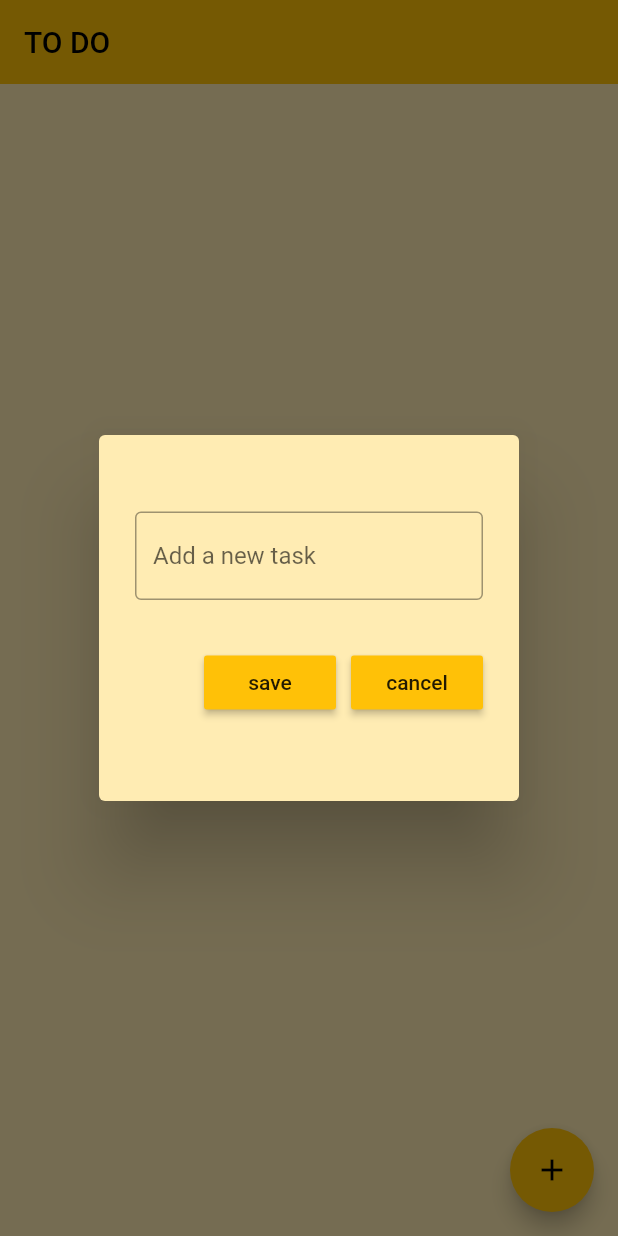
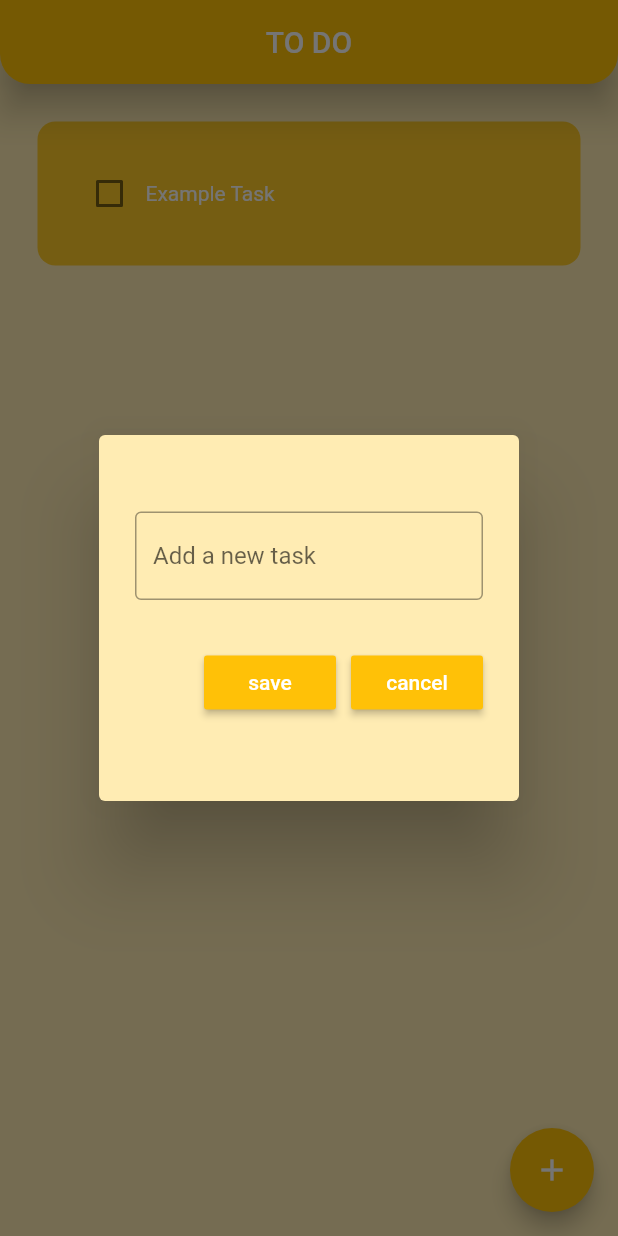
Before and after one commit to sa-rss21/CS3301_planner_app, a Flutter app: the screen it shows after launch, after a tap on the "add" icon, on a phone screen of 412 x 824 dp. Run offline on Flutter 3.47's test engine with Material 2 defaults, Android fonts, the phone set to English and light mode, and no system bars; drawn by our look-alikes of flutter_slidable; our stand-ins replace hive, hive_flutter; accounts and stored records are empty.

Commit message:
Added to do list menu You can: - delete tasks - save them to database

```diff
--- /dev/null
+++ b/lib/data/database.dart
@@ -0,0 +1,26 @@
+import 'package:hive/hive.dart';
+
+class ToDoDatabase
+{
+  List todoList = [];
+  //reference box
+  final _mybox = Hive.box('mybox');
+
+  //run method if first time opening app
+  void createInitialData()
+  {
+    todoList = [
+      ["Example Task", false]
+    ];
+  }
+  //load the data from database
+  void loadData()
+  {
+    todoList = _mybox.get("TODOLIST");
+  }
+  //update database
+  void updateDatabase()
+  {
+    _mybox.put("TODOLIST", todoList);
+  }
+}
--- a/lib/main.dart
+++ b/lib/main.dart
@@ -1,7 +1,12 @@
 import 'package:flutter/material.dart';
 import 'pages/home.dart';
+import 'package:hive_flutter/hive_flutter.dart';
+void main()  async {
+  //initialize the hive memory saving
+  Hive.initFlutter();
 
-void main() {
+  //open a box
+  var box = await Hive.openBox('mybox');
   runApp(MyApp());
 }
 
--- a/lib/pages/home.dart
+++ b/lib/pages/home.dart
@@ -1,6 +1,8 @@
 import 'package:flutter/material.dart';
 import '../util/todo_tile.dart';
 import '../util/new_task_dialog.dart';
+import '../data/database.dart';
+import 'package:hive_flutter/hive_flutter.dart';
 class HomePage extends StatefulWidget{
   const HomePage({super.key});
 
@@ -9,22 +11,40 @@ class HomePage extends StatefulWidget{
 }
 
 class _HomePageState extends State<HomePage> {
+  final _mybox = Hive.box('mybox');
+  ToDoDatabase db = ToDoDatabase();
+
+  @override
+  void initState() {
+    // if first time opening app, create default data
+    if(_mybox.get("TODOLIST") == null)
+    {
+      db.createInitialData();
+    }
+    else
+    {
+      db.loadData();
+    }
+    super.initState();
+  }
   //text controller
   final _controller = TextEditingController();
   //list of todo tasks
-  List todoList = [];
 
   void checkBoxChanged(bool? value, int index){
     setState(() {
-      todoList[index][1] = !todoList[index][1];
+      db.todoList[index][1] = !db.todoList[index][1];
     });
+    db.updateDatabase();
   }
   void saveNewTask()
   {
     setState(() {
-      todoList.add([_controller.text, false]);
-      Navigator.of(context).pop();
+      db.todoList.add([_controller.text, false]);
+      _controller.clear();
     });
+    Navigator.of(context).pop();
+    db.updateDatabase();
   }
   void createNewTask()
   {
@@ -37,25 +57,53 @@ class _HomePageState extends State<HomePage> {
       );
     });
   }
+  void deleteTask(int index)
+  {
+    setState(() {
+      db.todoList.removeAt(index);
+    });
+    db.updateDatabase();
+  }
   @override
   Widget build(BuildContext context){
     return Scaffold(
       backgroundColor: Colors.amber[100],
       appBar: AppBar(
-        title: Text('TO DO'),
-        elevation: 0,
-      ),
+        title: Text(
+          'TO DO',
+          textAlign: TextAlign.center,
+          style: TextStyle(
+            fontSize: 20.0,
+            color: Colors.white
+          ),
+        ),
+        centerTitle: true,
+        elevation: 10,
+        backgroundColor: Colors.transparent, // Set the AppBar background color to transparent
+        automaticallyImplyLeading: false, // Disable the back button if needed
+        flexibleSpace: Container(
+
+          decoration: BoxDecoration(
+            borderRadius: BorderRadius.vertical(
+              bottom: Radius.circular(20.0), // Adjust the radius to round the corners as desired
+            ),
+            color: Colors.amber, // You can set the background color here
+          ),
+        ),
+      )
+      ,
       floatingActionButton: FloatingActionButton(
         onPressed: createNewTask,
-        child: Icon(Icons.add),
+        child: Icon(Icons.add, color: Colors.white,),
       ),
       body: ListView.builder(
-        itemCount: todoList.length,
+        itemCount: db.todoList.length,
         itemBuilder: (context, index){
           return ToDoTile(
-              taskName: todoList[index][0],
-              taskCompleted: todoList[index][1],
-              onChanged: (value) => checkBoxChanged(value, index)
+              taskName: db.todoList[index][0],
+              taskCompleted: db.todoList[index][1],
+              onChanged: (value) => checkBoxChanged(value, index),
+              deleteFunction: (context) => deleteTask(index),
           );
         }
         ,
--- a/lib/util/my_button.dart
+++ b/lib/util/my_button.dart
@@ -13,7 +13,11 @@ class MyButton extends StatelessWidget {
     return MaterialButton(
         onPressed: onPressed,
       color: Theme.of(context).primaryColor,
-      child: Text(text),
+      child: Text(text,
+      style: TextStyle(
+        color: Colors.white,
+
+      ),),
     );
   }
 }
--- a/lib/util/new_task_dialog.dart
+++ b/lib/util/new_task_dialog.dart
@@ -25,7 +25,9 @@ import '../util/my_button.dart';
                 decoration: InputDecoration(
                   border: OutlineInputBorder(),
                   hintText: "Add a new task",
+
                 ),
+
               ),
               //buttons save and cancel
               Row(
--- a/lib/util/todo_tile.dart
+++ b/lib/util/todo_tile.dart
@@ -1,21 +1,36 @@
 import 'package:flutter/material.dart';
+import 'package:flutter_slidable/flutter_slidable.dart';
 
     class ToDoTile extends StatelessWidget {
       final String taskName;
       final bool taskCompleted;
       Function(bool?)? onChanged;
-
+      Function(BuildContext)? deleteFunction;
       ToDoTile({
         super.key,
         required this.taskName,
         required this.taskCompleted,
         required this.onChanged,
+        required this.deleteFunction
       });
 
       @override
       Widget build(BuildContext context) {
         return Padding(
           padding: const EdgeInsets.only(left: 25.0, right: 25, top: 25),
+          child: Slidable(
+            endActionPane: ActionPane(
+              motion: StretchMotion(),
+              children: [
+                SlidableAction(
+                  onPressed: deleteFunction,
+                borderRadius: BorderRadius.circular(12),
+                icon: Icons.delete,
+                  backgroundColor: Colors.red.shade400,
+                ),
+
+              ],
+            ),
             child: Container(
               padding: EdgeInsets.all(24),
               child: Row(
@@ -25,15 +40,15 @@ import 'package:flutter/material.dart';
                      value: taskCompleted,
                      onChanged: onChanged,
                      activeColor: Colors.white,
-                   checkColor: Colors.grey[600]
+                     checkColor: Colors.grey[600],
                    ),
 
                   //task name
                   Text(
                     taskName,
-
                     style: TextStyle(
                         decoration: taskCompleted ? TextDecoration.lineThrough : TextDecoration.none,
+                      color: Colors.white
                     ),
                   ),
                 ],
@@ -43,6 +58,7 @@ import 'package:flutter/material.dart';
                   borderRadius: BorderRadius.circular(12)
               ),
             ),
+          ),
         );
       }
     }
--- a/pubspec.yaml
+++ b/pubspec.yaml
@@ -35,11 +35,15 @@ dependencies:
   # The following adds the Cupertino Icons font to your application.
   # Use with the CupertinoIcons class for iOS style icons.
   cupertino_icons: ^1.0.2
+  flutter_slidable: ^1.2.0
+  hive : ^2.2.3
+  hive_flutter: ^1.1.0
 
 dev_dependencies:
   flutter_test:
     sdk: flutter
-
+  hive_generator: ^1.1.3
+  build_runner: ^2.1.11
   # The "flutter_lints" package below contains a set of recommended lints to
   # encourage good coding practices. The lint set provided by the package is
   # activated in the `analysis_options.yaml` file located at the root of your
```
Also changed, not shown: pubspec.lock, 1 other file. Lines whose indentation alone changed are shown as unchanged.
